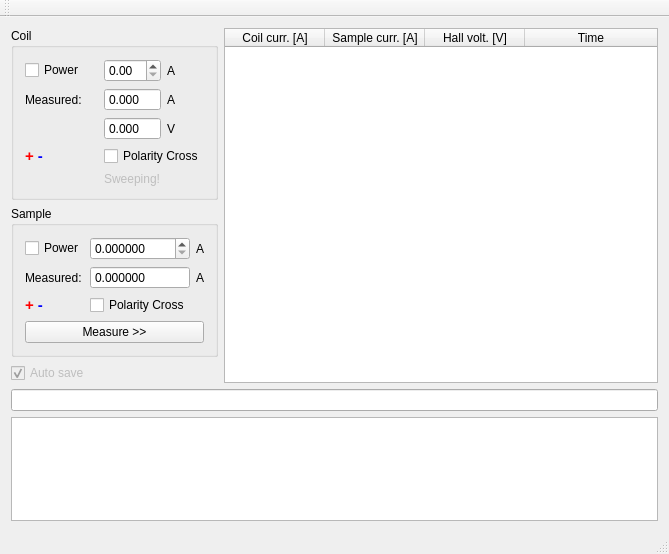
This is src/mainwindow.ui in mBr001/hall as Qt 5 draws it before an edit. The edited form follows.
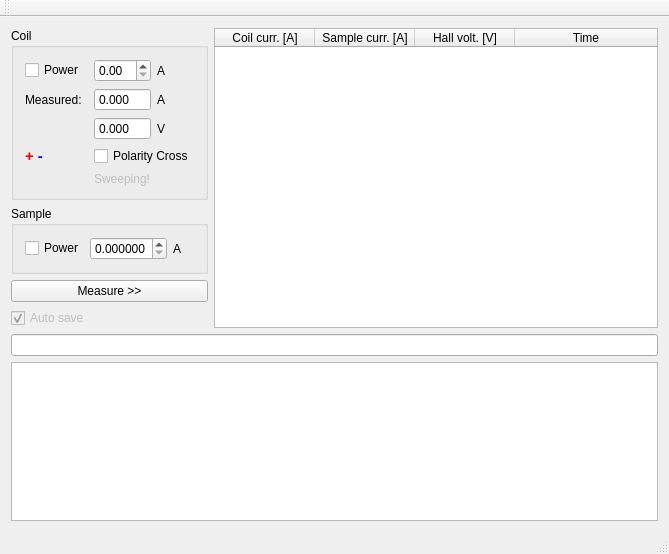
This is the edited form.

Commit message: Remove unused widgets from main windows

The edit to the form file:
```diff
--- a/src/mainwindow.ui
+++ b/src/mainwindow.ui
@@ -123,7 +123,7 @@
       </layout>
      </widget>
     </item>
-    <item row="0" column="1" rowspan="7">
+    <item row="0" column="1" rowspan="8">
      <widget class="QTableWidget" name="dataTableWidget">
       <attribute name="horizontalHeaderStretchLastSection">
        <bool>true</bool>
@@ -169,13 +169,6 @@
        <string>Sample</string>
       </property>
       <layout class="QGridLayout" name="gridLayout_3">
-       <item row="3" column="0" colspan="3">
-        <widget class="QPushButton" name="measurePushButton">
-         <property name="text">
-          <string>Measure &gt;&gt;</string>
-         </property>
-        </widget>
-       </item>
        <item row="0" column="1">
         <widget class="QDoubleSpinBox" name="sampleCurrDoubleSpinBox">
          <property name="decimals">
@@ -189,24 +182,6 @@
          </property>
         </widget>
        </item>
-       <item row="2" column="0">
-        <widget class="QLabel" name="label_4">
-         <property name="text">
-          <string>&lt;!DOCTYPE HTML PUBLIC &quot;-//W3C//DTD HTML 4.0//EN&quot; &quot;http://www.w3.org/TR/REC-html40/strict.dtd&quot;&gt;
-&lt;html&gt;&lt;head&gt;&lt;meta name=&quot;qrichtext&quot; content=&quot;1&quot; /&gt;&lt;style type=&quot;text/css&quot;&gt;
-p, li { white-space: pre-wrap; }
-&lt;/style&gt;&lt;/head&gt;&lt;body style=&quot; font-family:'Cantarell'; font-size:11pt; font-weight:400; font-style:normal;&quot;&gt;
-&lt;p style=&quot; margin-top:0px; margin-bottom:0px; margin-left:0px; margin-right:0px; -qt-block-indent:0; text-indent:0px;&quot;&gt;&lt;span style=&quot; font-weight:600; color:#ff0000;&quot;&gt;+&lt;/span&gt;&lt;span style=&quot; font-weight:600;&quot;&gt; &lt;/span&gt;&lt;span style=&quot; font-weight:600; color:#0000ff;&quot;&gt;-&lt;/span&gt;&lt;/p&gt;&lt;/body&gt;&lt;/html&gt;</string>
-         </property>
-        </widget>
-       </item>
-       <item row="2" column="1">
-        <widget class="QCheckBox" name="samplePolCrossCheckBox">
-         <property name="text">
-          <string>Polarity Cross</string>
-         </property>
-        </widget>
-       </item>
        <item row="0" column="0">
         <widget class="QCheckBox" name="samplePowerCheckBox">
          <property name="text">
@@ -221,44 +196,17 @@
          </property>
         </widget>
        </item>
-       <item row="1" column="0">
-        <widget class="QLabel" name="label_5">
-         <property name="text">
-          <string>Measured:</string>
-         </property>
-        </widget>
-       </item>
-       <item row="1" column="1">
-        <widget class="QDoubleSpinBox" name="sampleCurrMeasDoubleSpinBox">
-         <property name="readOnly">
-          <bool>true</bool>
-         </property>
-         <property name="buttonSymbols">
-          <enum>QAbstractSpinBox::NoButtons</enum>
-         </property>
-         <property name="decimals">
-          <number>6</number>
-         </property>
-        </widget>
-       </item>
-       <item row="1" column="2">
-        <widget class="QLabel" name="label_7">
-         <property name="text">
-          <string>A</string>
-         </property>
-        </widget>
-       </item>
       </layout>
      </widget>
     </item>
-    <item row="7" column="0" colspan="2">
+    <item row="8" column="0" colspan="2">
      <widget class="QLineEdit" name="lineEdit">
       <property name="readOnly">
        <bool>true</bool>
       </property>
      </widget>
     </item>
-    <item row="6" column="0">
+    <item row="7" column="0">
      <widget class="QCheckBox" name="autoSaveCheckBox">
       <property name="enabled">
        <bool>false</bool>
@@ -271,9 +219,16 @@
       </property>
      </widget>
     </item>
-    <item row="8" column="0" colspan="2">
+    <item row="9" column="0" colspan="2">
      <widget class="QPlainTextEdit" name="plainTextEdit"/>
     </item>
+    <item row="6" column="0">
+     <widget class="QPushButton" name="measurePushButton">
+      <property name="text">
+       <string>Measure &gt;&gt;</string>
+      </property>
+     </widget>
+    </item>
    </layout>
   </widget>
   <widget class="QToolBar" name="mainToolBar">
```
The commit also changes 1 other file.
